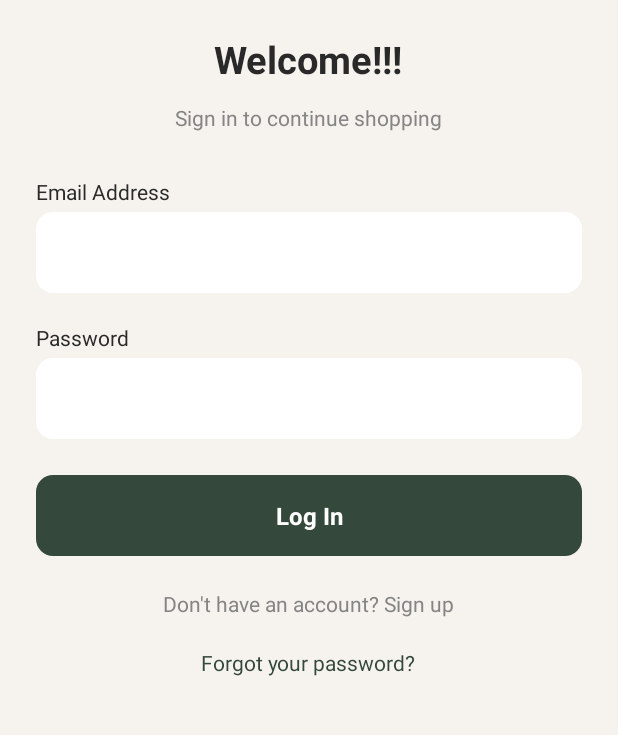
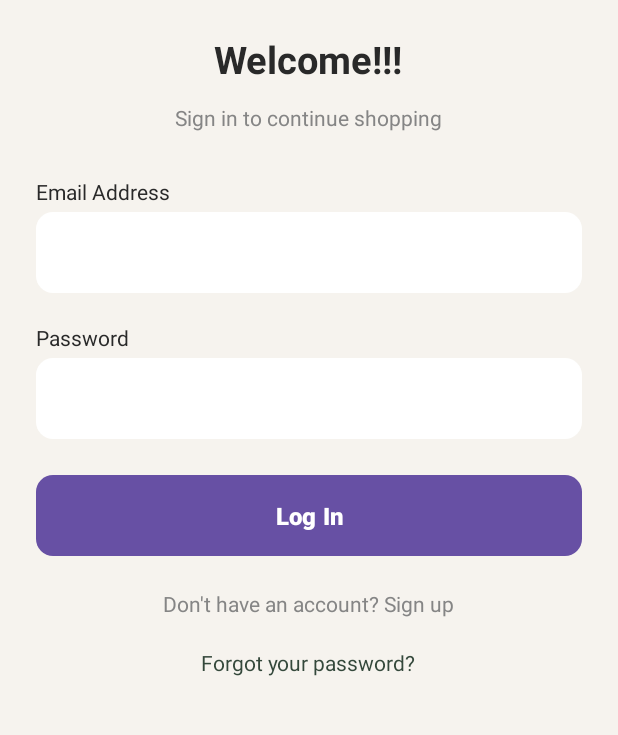
Before and after one commit to edward-angeles/NestMarket, an Android app: the LoginActivity screen opened directly, with no data from a screen before it, on a phone screen of 412 x 824 dp, the part 99-834 px from its top. Run offline under Robolectric (Android 15) with nearby library versions, the phone set to English and light mode, and no system bars; 1 statement that could not run was skipped.

Commit message:
fixed login UI

```diff
--- a/app/src/main/res/layout/activity_login.xml
+++ b/app/src/main/res/layout/activity_login.xml
@@ -15,7 +15,7 @@
         android:paddingTop="32dp"
         android:gravity="center_horizontal">
 
-        <!-- Logo -->
+
         <TextView
             android:layout_width="wrap_content"
             android:layout_height="wrap_content"
@@ -24,7 +24,7 @@
             android:textColor="@color/primary_green"
             android:fontFamily="serif"/>
 
-        <!-- Welcome -->
+
         <TextView
             android:layout_width="wrap_content"
             android:layout_height="wrap_content"
@@ -34,7 +34,7 @@
             android:textStyle="bold"
             android:textColor="@color/main_text"/>
 
-        <!-- Subtitle -->
+
         <TextView
             android:layout_width="wrap_content"
             android:layout_height="wrap_content"
@@ -43,7 +43,7 @@
             android:textSize="14sp"
             android:textColor="@color/secondary_text"/>
 
-        <!-- Email Label -->
+
         <TextView
             android:layout_width="match_parent"
             android:layout_height="wrap_content"
@@ -52,7 +52,6 @@
             android:textSize="14sp"
             android:textColor="@color/main_text"/>
 
-        <!-- Email Input -->
         <EditText
             android:layout_width="match_parent"
             android:layout_height="54dp"
@@ -62,7 +61,7 @@
             android:textSize="14sp"
             android:singleLine="true"/>
 
-        <!-- Password Label -->
+
         <TextView
             android:layout_width="match_parent"
             android:layout_height="wrap_content"
@@ -71,7 +70,6 @@
             android:textSize="14sp"
             android:textColor="@color/main_text"/>
 
-        <!-- Password Input -->
         <EditText
             android:layout_width="match_parent"
             android:layout_height="54dp"
@@ -82,8 +80,8 @@
             android:singleLine="true"
             android:inputType="textPassword"/>
 
-        <!-- Login Button -->
-        <TextView
+
+        <Button
             android:layout_width="match_parent"
             android:layout_height="54dp"
             android:layout_marginTop="24dp"
@@ -94,7 +92,6 @@
             android:textSize="16sp"
             android:textStyle="bold"/>
 
-        <!-- Sign Up -->
         <TextView
             android:layout_width="wrap_content"
             android:layout_height="wrap_content"
@@ -103,7 +100,7 @@
             android:textSize="14sp"
             android:textColor="@color/secondary_text"/>
 
-        <!-- Forgot Password -->
+
         <TextView
             android:layout_width="wrap_content"
             android:layout_height="wrap_content"
```
